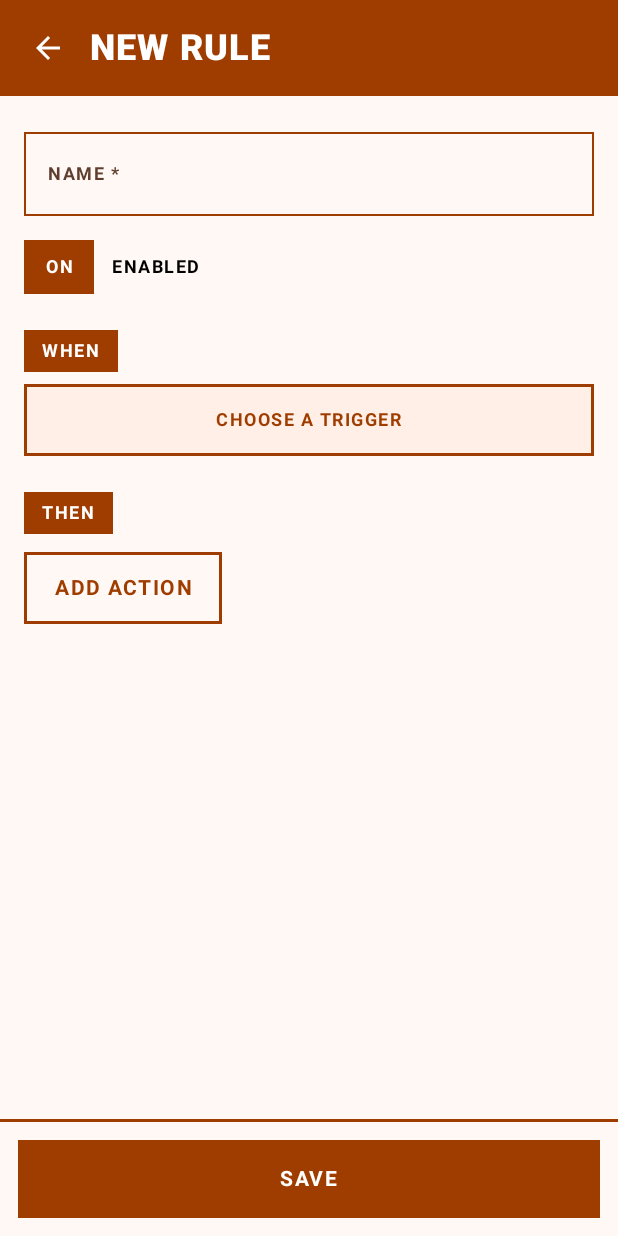
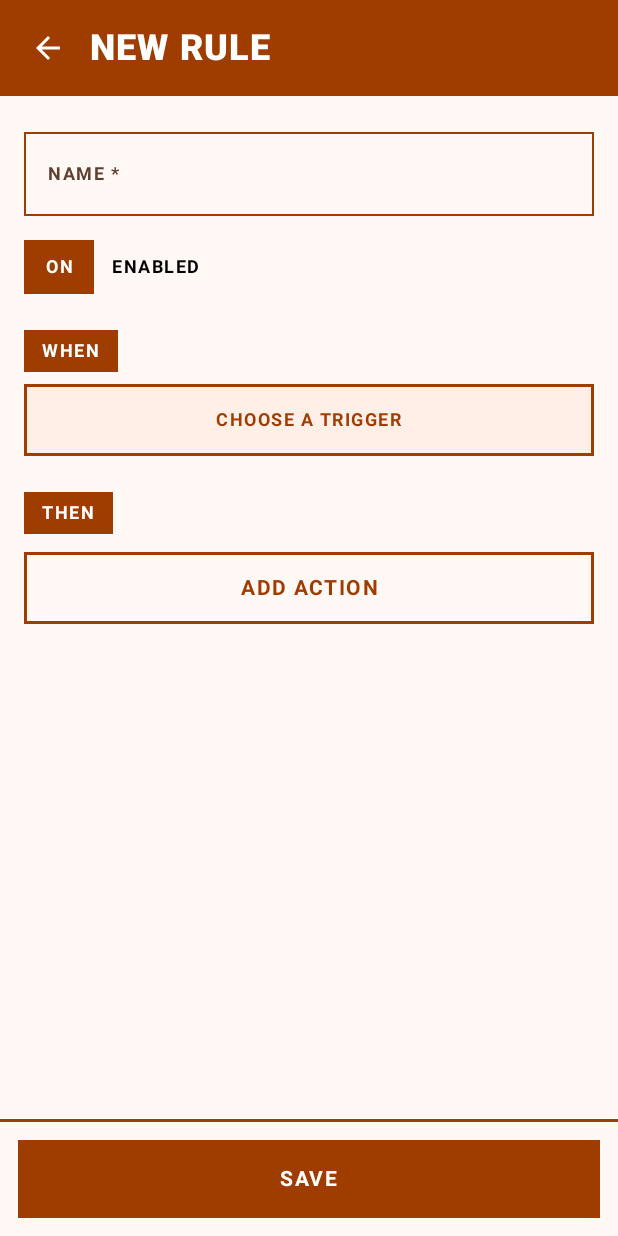
Before and after one commit to philipphueber/Trigly, an Android app built with Jetpack Compose: the screen it shows after launch (MainActivity), after a tap on "NEW RULE", on a phone screen of 412 x 824 dp. Run offline under Robolectric (Android 15) with nearby library versions, the light colour scheme and no system bars; our stand-ins replace Room's generated code.

Commit message:
Make "Add action" span the column like the trigger block
The two controls do the same job - they are the "pick a component" affordance
for their half of the rule - but only one looked like it. "Choose a trigger" is
a full-width block; "Add action" was a shrink-wrapped outline box floating at
the left margin, which read as a stray control rather than the counterpart to
the block above it.

Filling the surface alone is not enough. `textAlign = Center` centres text
within the width the label already has, so a wrap-content label inside a
full-width box sits hard against the left edge - the border moves and the text
does not. Both have to widen.

Hence an opt-in `fillWidth` rather than changing `BlockOutlineButton` outright:
its two other callers must keep hugging their text. "Delete rule" shares a row
with Save, and the choice dropdown sits under its own label - either would look
broken stretched across the screen.

```diff
--- a/ui/src/main/kotlin/app/phueber/trigly/ui/Blocks.kt
+++ b/ui/src/main/kotlin/app/phueber/trigly/ui/Blocks.kt
@@ -160,26 +160,37 @@ fun BlockButton(
     }
 }
 
-/** The same shape, unfilled: a secondary action that still reads as a block. */
+/**
+ * The same shape, unfilled: a secondary action that still reads as a block.
+ *
+ * [fillWidth] opts into spanning the column, for a button that stands alone in
+ * the layout rather than sitting beside something. It has to widen the label as
+ * well as the surface — `textAlign` only centres text inside the width the label
+ * already has, so a wrap-content label would sit hard against the left edge of a
+ * full-width box. Off by default: a button in a row (Delete rule beside Save, the
+ * choice dropdown under its label) must stay the width of its text.
+ */
 @Composable
 fun BlockOutlineButton(
     text: String,
     onClick: () -> Unit,
     modifier: Modifier = Modifier,
     contentColor: Color = MaterialTheme.colorScheme.primary,
+    fillWidth: Boolean = false,
 ) {
     Surface(
         onClick = onClick,
         color = Color.Transparent,
         contentColor = contentColor,
         border = BorderStroke(BlockBorder, contentColor),
-        modifier = modifier,
+        modifier = if (fillWidth) modifier.fillMaxWidth() else modifier,
     ) {
         Text(
             text = text.uppercase(),
             style = MaterialTheme.typography.labelLarge,
             textAlign = TextAlign.Center,
-            modifier = Modifier.padding(horizontal = 20.dp, vertical = 14.dp),
+            modifier = (if (fillWidth) Modifier.fillMaxWidth() else Modifier)
+                .padding(horizontal = 20.dp, vertical = 14.dp),
         )
     }
 }
--- a/ui/src/main/kotlin/app/phueber/trigly/ui/RuleEditorScreen.kt
+++ b/ui/src/main/kotlin/app/phueber/trigly/ui/RuleEditorScreen.kt
@@ -162,9 +162,14 @@ fun RuleEditorScreen(
                 )
             }
 
+            // Full width, like the trigger block above it: both are the "pick a
+            // component" affordance for their section, and a shrink-wrapped box
+            // floating at the left read as a stray control rather than the
+            // counterpart to "Choose a trigger".
             BlockOutlineButton(
                 text = "Add action",
                 onClick = { picking = Picking.NewAction },
+                fillWidth = true,
                 modifier = Modifier.padding(top = 4.dp, bottom = 24.dp),
             )
         }
```
